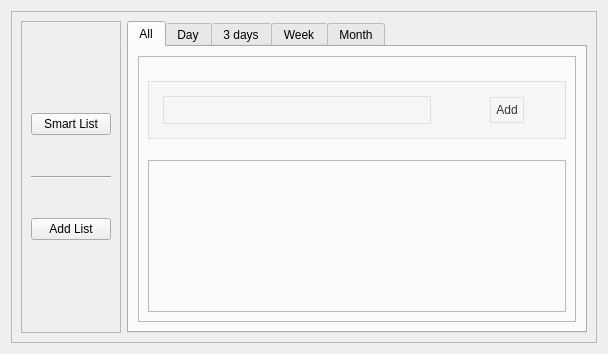
The window that todolist.ui (SANLEIGO/QtBasedApp) describes before a commit, drawn with Qt 5.
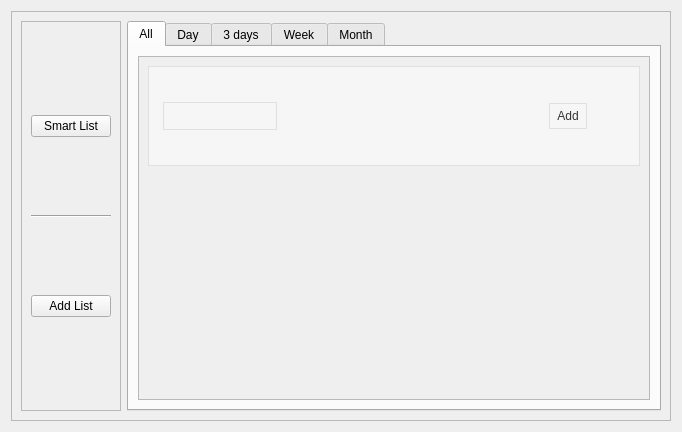
The same window after the commit.

Diff of the .ui file:
```diff
--- a/todolist.ui
+++ b/todolist.ui
@@ -6,8 +6,8 @@
    <rect>
     <x>0</x>
     <y>0</y>
-    <width>608</width>
-    <height>354</height>
+    <width>682</width>
+    <height>432</height>
    </rect>
   </property>
   <property name="windowTitle">
@@ -117,31 +117,36 @@
          <attribute name="title">
           <string>All</string>
          </attribute>
-         <layout class="QHBoxLayout" name="horizontalLayout_3">
+         <layout class="QVBoxLayout" name="verticalLayout_3">
           <item>
-           <widget class="QFrame" name="frame_5">
-            <property name="frameShape">
-             <enum>QFrame::StyledPanel</enum>
+           <widget class="QScrollArea" name="scrollArea">
+            <property name="widgetResizable">
+             <bool>true</bool>
             </property>
-            <property name="frameShadow">
-             <enum>QFrame::Raised</enum>
-            </property>
-            <layout class="QVBoxLayout" name="verticalLayout_2" stretch="1,1,1,10">
-             <item>
-              <spacer name="verticalSpacer_5">
-               <property name="orientation">
-                <enum>Qt::Vertical</enum>
-               </property>
-               <property name="sizeHint" stdset="0">
-                <size>
-                 <width>17</width>
-                 <height>15</height>
-                </size>
-               </property>
-              </spacer>
-             </item>
+            <widget class="QWidget" name="scrollAreaWidgetContents">
+             <property name="geometry">
+              <rect>
+               <x>0</x>
+               <y>0</y>
+               <width>562</width>
+               <height>368</height>
+              </rect>
+             </property>
+             <layout class="QVBoxLayout" name="verticalLayout_2">
              <item>
               <widget class="QFrame" name="frame_3">
+                <property name="minimumSize">
+                 <size>
+                  <width>0</width>
+                  <height>100</height>
+                 </size>
+                </property>
+                <property name="maximumSize">
+                 <size>
+                  <width>16777215</width>
+                  <height>100</height>
+                 </size>
+                </property>
                <property name="styleSheet">
                 <string notr="true">background-color: rgb(246, 246, 246);
 border: 1px solid #E0E0E0;
@@ -158,9 +163,15 @@
                <property name="frameShadow">
                 <enum>QFrame::Raised</enum>
                </property>
-               <layout class="QHBoxLayout" name="horizontalLayout" stretch="10,2,1,1">
+                <layout class="QHBoxLayout" name="horizontalLayout" stretch="3,7,1,1">
                 <item>
                  <widget class="QLineEdit" name="add_to">
+                   <property name="minimumSize">
+                    <size>
+                     <width>40</width>
+                     <height>20</height>
+                    </size>
+                   </property>
                   <property name="text">
                    <string/>
                   </property>
@@ -203,29 +214,10 @@
               </widget>
              </item>
              <item>
-              <spacer name="verticalSpacer_6">
-               <property name="orientation">
-                <enum>Qt::Vertical</enum>
-               </property>
-               <property name="sizeHint" stdset="0">
-                <size>
-                 <width>20</width>
-                 <height>106</height>
-                </size>
-               </property>
-              </spacer>
-             </item>
-             <item>
-              <widget class="QFrame" name="list_show">
-               <property name="frameShape">
-                <enum>QFrame::StyledPanel</enum>
-               </property>
-               <property name="frameShadow">
-                <enum>QFrame::Raised</enum>
-               </property>
-              </widget>
-             </item>
-            </layout>
+               <widget class="QWidget" name="list_show" native="true"/>
+              </item>
+             </layout>
+            </widget>
            </widget>
           </item>
          </layout>
```
Lines whose indentation alone changed are shown as unchanged.
